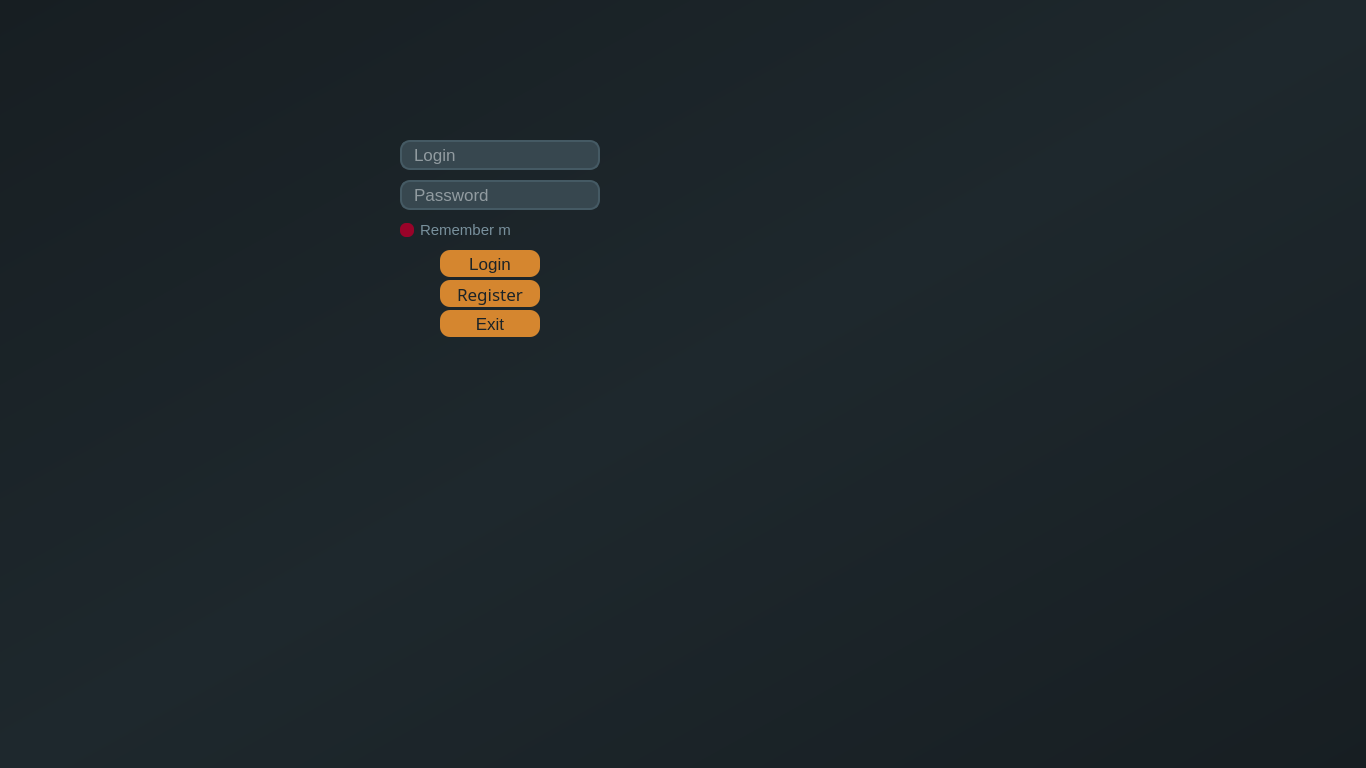
This is Lab2/Lab2_proj/ClientPart/mainwindow.ui in BohdanGunko/clientServetTcpIp as Qt 5 draws it before an edit. The edited form follows.
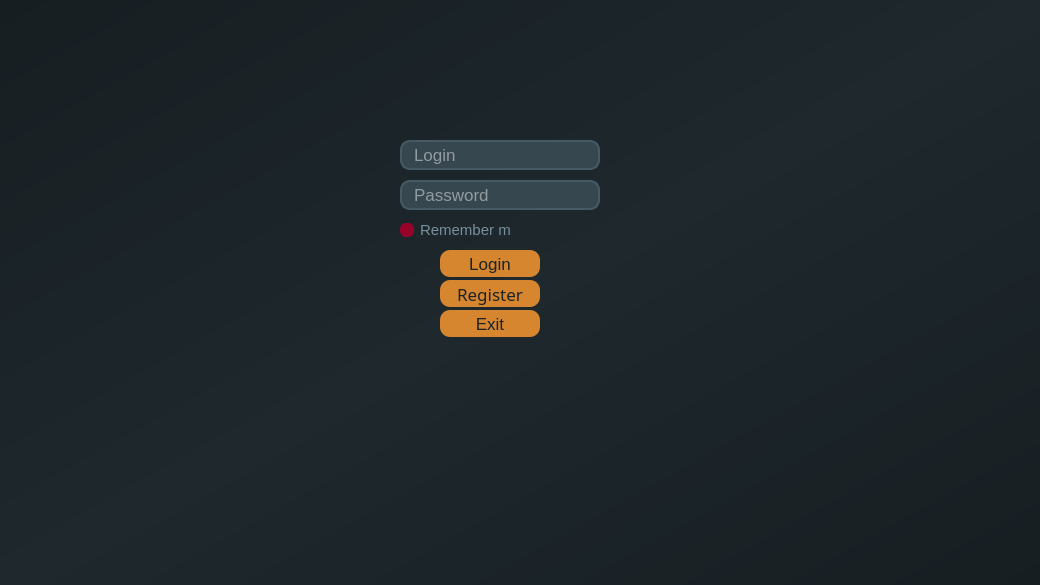
This is the edited form.

```diff
--- a/Lab2/Lab2_proj/ClientPart/mainwindow.ui
+++ b/Lab2/Lab2_proj/ClientPart/mainwindow.ui
@@ -6,8 +6,8 @@
    <rect>
     <x>0</x>
     <y>0</y>
-    <width>1366</width>
-    <height>768</height>
+    <width>1040</width>
+    <height>585</height>
    </rect>
   </property>
   <property name="sizePolicy">
```
